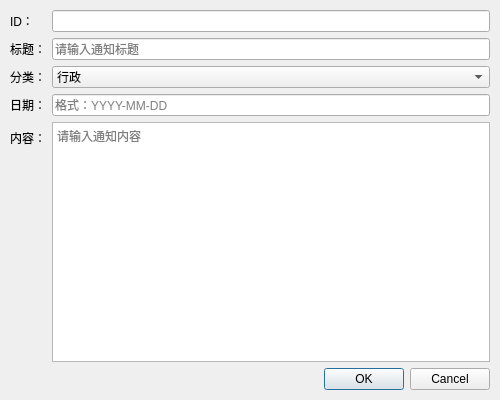
SQZZzzz123/CampusNoticeClient, file CampusNotifier/notificationeditdialog.ui: the form before one commit.
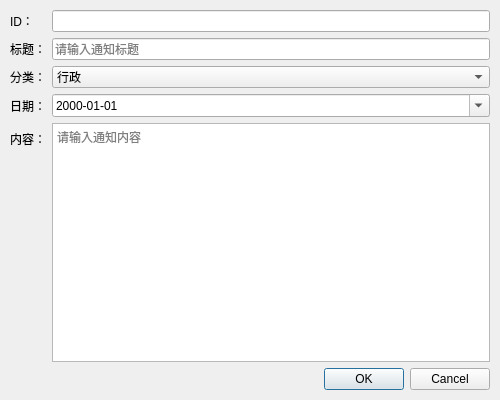
The form after the commit.

```diff
--- a/CampusNotifier/notificationeditdialog.ui
+++ b/CampusNotifier/notificationeditdialog.ui
@@ -93,9 +93,12 @@
        </widget>
       </item>
       <item row="3" column="1">
-       <widget class="QLineEdit" name="dateLineEdit">
-        <property name="placeholderText">
-         <string>格式：YYYY-MM-DD</string>
+       <widget class="QDateEdit" name="dateEdit">
+        <property name="calendarPopup">
+         <bool>true</bool>
+        </property>
+        <property name="displayFormat">
+         <string>yyyy-MM-dd</string>
         </property>
        </widget>
       </item>
```
